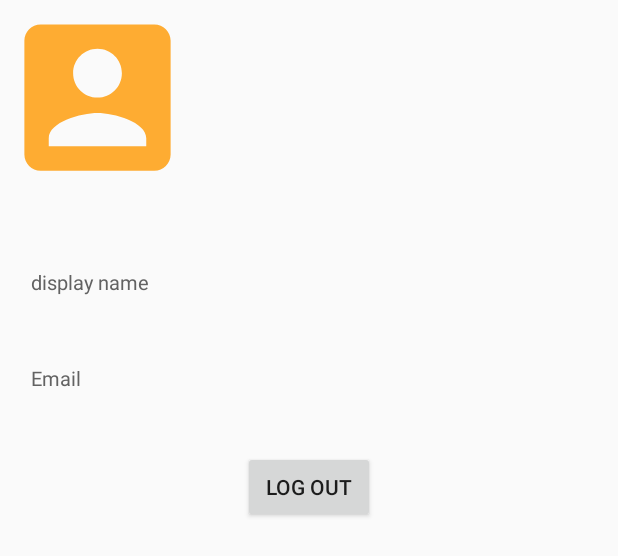
After one commit to robgasparyan/TypeRacer, an Android app: the layout fragment_profile.xml on its own in the app's theme, with its tools: preview values and no code run, on a phone screen of 412 x 824 dp. The commit adds this screen. Shown: the top 556 px of the screen. Run offline under Robolectric (Android 15) with nearby library versions, the phone set to English and light mode, and no system bars; network calls fail.

Commit message:
Implemented "Profile screen", improvements

```diff
--- a/app/src/main/java/com/example/typeracer/di/Modules.kt
+++ b/app/src/main/java/com/example/typeracer/di/Modules.kt
@@ -19,6 +19,7 @@ val viewModelModule = module {
     viewModel { LastHistoryPageVM(get(), get()) }
     viewModel { TopHistoryPageVM(get(), get()) }
     viewModel { MyHistoryPageVM(get(), get()) }
+    viewModel { ProfileVM(get()) }
 
 }
 
--- a/app/src/main/java/com/example/typeracer/repo/model/RaceResult.kt
+++ b/app/src/main/java/com/example/typeracer/repo/model/RaceResult.kt
@@ -1,8 +1,13 @@
 package com.example.typeracer.repo.model
 
+import com.google.gson.annotations.Expose
 import com.google.gson.annotations.SerializedName
 
 class RaceResult {
+
+    @Expose
+    @SerializedName("email")
+    var email: String? = null
 
     @SerializedName("history")
     var history: MutableList<Race> = arrayListOf()
--- /dev/null
+++ b/app/src/main/res/drawable-anydpi/ic_nav_profile.xml
@@ -0,0 +1,11 @@
+<vector xmlns:android="http://schemas.android.com/apk/res/android"
+    android:width="24dp"
+    android:height="24dp"
+    android:viewportWidth="24"
+    android:viewportHeight="24"
+    android:tint="#FFFFFF"
+    android:alpha="0.8">
+    <path
+        android:fillColor="#FF000000"
+        android:pathData="M3,5v14c0,1.1 0.89,2 2,2h14c1.1,0 2,-0.9 2,-2L21,5c0,-1.1 -0.9,-2 -2,-2L5,3c-1.11,0 -2,0.9 -2,2zM15,9c0,1.66 -1.34,3 -3,3s-3,-1.34 -3,-3 1.34,-3 3,-3 3,1.34 3,3zM6,17c0,-2 4,-3.1 6,-3.1s6,1.1 6,3.1v1L6,18v-1z"/>
+</vector>
--- /dev/null
+++ b/app/src/main/res/layout/fragment_profile.xml
@@ -0,0 +1,91 @@
+<?xml version="1.0" encoding="utf-8"?>
+<layout xmlns:android="http://schemas.android.com/apk/res/android"
+    xmlns:app="http://schemas.android.com/apk/res-auto"
+    xmlns:tools="http://schemas.android.com/tools">
+
+    <data>
+
+        <import type="android.view.View" />
+
+        <variable
+            name="viewModel"
+            type="com.example.typeracer.viewModel.ProfileVM" />
+
+    </data>
+
+    <androidx.constraintlayout.widget.ConstraintLayout
+        android:layout_width="match_parent"
+        android:layout_height="match_parent"
+        tools:context=".fragment.ProfileFragment">
+
+        <ImageView
+            android:id="@+id/profile_image"
+            android:layout_width="@dimen/_100sdp"
+            android:layout_height="@dimen/_100sdp"
+            android:contentDescription="@string/my_profile"
+            android:src="@drawable/ic_nav_profile"
+            android:tint="@color/colorAccent"
+            app:layout_constraintStart_toStartOf="parent"
+            app:layout_constraintTop_toTopOf="parent" />
+
+        <TextView
+            android:id="@+id/display_name"
+            android:layout_width="wrap_content"
+            android:layout_height="wrap_content"
+            android:layout_marginStart="@dimen/_16sdp"
+            android:layout_marginTop="@dimen/_16sdp"
+            android:text="@{viewModel.profileName}"
+            android:textColor="@color/colorSecondary"
+            android:textSize="@dimen/_16sdp"
+            android:textStyle="bold"
+            app:layout_constraintStart_toStartOf="parent"
+            app:layout_constraintTop_toBottomOf="@+id/profile_image" />
+
+        <TextView
+            android:id="@+id/display_name_hint"
+            android:layout_width="wrap_content"
+            android:layout_height="wrap_content"
+            android:gravity="start"
+            android:text="@string/display_name"
+            android:textColor="@color/colorSecondary"
+            android:textSize="@dimen/_10sdp"
+            app:layout_constraintStart_toStartOf="@+id/display_name"
+            app:layout_constraintTop_toBottomOf="@+id/display_name" />
+
+        <TextView
+            android:id="@+id/email"
+            android:layout_width="wrap_content"
+            android:layout_height="wrap_content"
+            android:layout_marginTop="@dimen/_16sdp"
+            android:text="@{viewModel.profileEmail}"
+            android:textColor="@color/colorSecondary"
+            android:textSize="@dimen/_14sdp"
+            android:textStyle="bold"
+            app:layout_constraintStart_toStartOf="@+id/display_name_hint"
+            app:layout_constraintTop_toBottomOf="@+id/display_name_hint" />
+
+        <TextView
+            android:id="@+id/email_hint"
+            android:layout_width="wrap_content"
+            android:layout_height="wrap_content"
+            android:gravity="start"
+            android:text="@string/email"
+            android:textColor="@color/colorSecondary"
+            android:textSize="@dimen/_10sdp"
+            app:layout_constraintStart_toStartOf="@+id/email"
+            app:layout_constraintTop_toBottomOf="@+id/email" />
+
+        <Button
+            android:id="@+id/button"
+            android:layout_width="wrap_content"
+            android:layout_height="wrap_content"
+            android:layout_marginTop="@dimen/_30sdp"
+            android:onClick="@{() -> viewModel.logOut()}"
+            android:text="@string/log_out"
+            app:layout_constraintEnd_toEndOf="parent"
+            app:layout_constraintStart_toStartOf="parent"
+            app:layout_constraintTop_toBottomOf="@+id/email_hint" />
+
+    </androidx.constraintlayout.widget.ConstraintLayout>
+
+</layout>
--- a/app/src/main/res/layout/race_history_row.xml
+++ b/app/src/main/res/layout/race_history_row.xml
@@ -4,6 +4,8 @@
     xmlns:tools="http://schemas.android.com/tools">
 
     <data>
+
+        <import type="com.example.typeracer.util.TextHelper"/>
 
         <variable
             name="item"
@@ -21,7 +23,7 @@
             android:layout_width="@dimen/_110sdp"
             android:layout_height="wrap_content"
             android:ellipsize="end"
-            android:text="@{item.name}"
+            android:text="@{TextHelper.emailToDisplayName(item.name)}"
             android:textColor="@color/colorSecondary"
             android:textSize="@dimen/_14sdp"
             app:layout_constraintBottom_toBottomOf="parent"
--- a/app/src/main/res/menu/navigation.xml
+++ b/app/src/main/res/menu/navigation.xml
@@ -11,4 +11,9 @@
         android:icon="@drawable/ic_nav_history"
         android:title="@string/history" />
 
+    <item
+        android:id="@+id/navigation_profile"
+        android:icon="@drawable/ic_nav_profile"
+        android:title="@string/my_profile" />
+
 </menu>
--- a/app/src/main/res/values/strings.xml
+++ b/app/src/main/res/values/strings.xml
@@ -23,13 +23,18 @@
     <string name="log_in_failed">Log in failed</string>
     <string name="registration_failed">Registration failed</string>
 
-<!--    finish dialog-->
+    <!--    profile screen -->
+    <string name="my_profile">my profile</string>
+    <string name="log_out">log out</string>
+    <string name="display_name">display name</string>
+
+    <!--    finish dialog-->
     <string name="finish_dialog_title">You are finish!</string>
     <string name="finish_dialog_subtitle">WPM score is %1$f</string>
     <string name="finish_dialog_message">Do you wont save it?</string>
     <string name="save">save</string>
 
-<!--    date format-->
+    <!--    date format-->
     <string name="week_ago">one week ago</string>
     <string name="days_ago">%1$d days ago</string>
     <string name="hours_ago">%1$d hours ago</string>
```
Also changed, not shown: app/src/main/java/com/example/typeracer/activity/MainActivity.kt (+12 -10 lines), app/src/main/java/com/example/typeracer/fragment/ProfileFragment.kt (added, +41 -0 lines), app/src/main/java/com/example/typeracer/repo/impl/RaceRepoImpl.kt (+23 -14 lines), app/src/main/java/com/example/typeracer/util/TextHelper.kt (+2 -6 lines), app/src/main/java/com/example/typeracer/viewModel/ProfileVM.kt (added, +32 -0 lines), app/src/main/java/com/example/typeracer/viewModel/TypeVM.kt (+7 -2 lines), app/src/main/res/drawable-hdpi/ic_nav_profile.png (added), app/src/main/res/drawable-mdpi/ic_nav_profile.png (added), app/src/main/res/drawable-xhdpi/ic_nav_profile.png (added), app/src/main/res/drawable-xxhdpi/ic_nav_profile.png (added).
